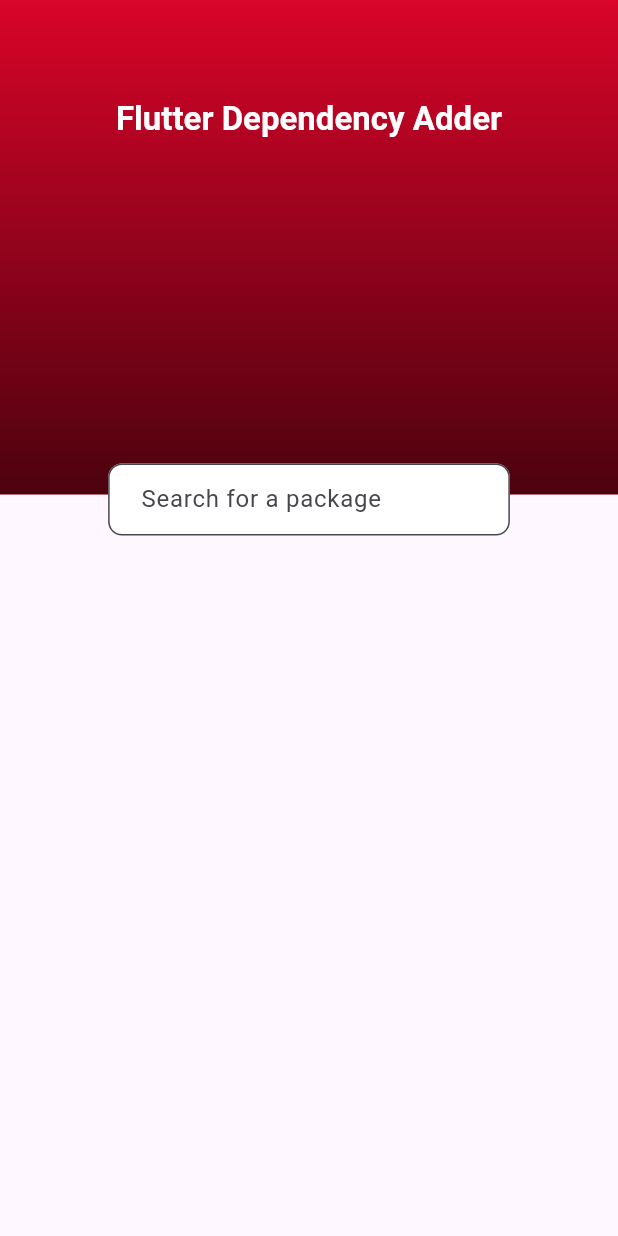
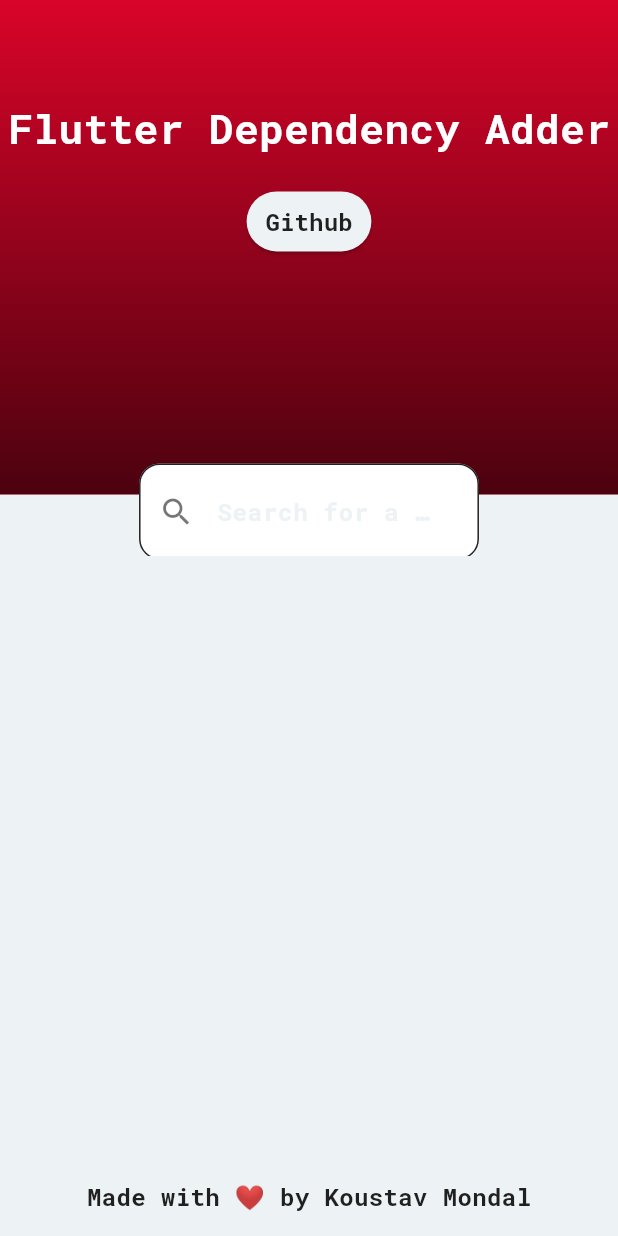
Before and after one commit to XxThunderBlastxX/flutter_dependency_adder, a Flutter app: the screen it shows after launch, on a phone screen of 412 x 824 dp. Run offline on Flutter 3.47's test engine with Material 2 defaults, Android fonts, the phone set to English and light mode, and no system bars; our stand-ins replace flutter_riverpod, flutter_screenutil, go_router, google_fonts.

Commit message:
Modified home UI

```diff
--- a/lib/src/app/app.dart
+++ b/lib/src/app/app.dart
@@ -2,6 +2,7 @@
 import 'package:flutter_screenutil/flutter_screenutil.dart';
 
 import 'router/router.dart';
+import 'theme/theme.dart';
 
 class MyApp extends StatelessWidget {
   const MyApp({super.key});
@@ -13,10 +14,7 @@
       builder: (context, _) => MaterialApp.router(
         title: 'Flutter Demo',
         debugShowCheckedModeBanner: false,
-        theme: ThemeData(
-          colorScheme: ColorScheme.fromSeed(seedColor: Colors.deepPurple),
-          useMaterial3: true,
-        ),
+        theme: AppTheme.theme,
         routerDelegate: AppRouter().router.routerDelegate,
         routeInformationParser: AppRouter().router.routeInformationParser,
         routeInformationProvider: AppRouter().router.routeInformationProvider,
--- /dev/null
+++ b/lib/src/app/theme/theme.dart
@@ -0,0 +1,40 @@
+import 'package:flutter/material.dart';
+import 'package:flutter_screenutil/flutter_screenutil.dart';
+import 'package:google_fonts/google_fonts.dart';
+
+class AppTheme {
+  static ThemeData theme = ThemeData(
+    scaffoldBackgroundColor: const Color(0xFFEDF2F4),
+    useMaterial3: true,
+    colorScheme: const ColorScheme(
+      brightness: Brightness.light,
+      primary: Colors.black87,
+      onPrimary: Colors.black87,
+      secondary: Color(0xFFD90429),
+      onSecondary: Color(0xFFD90429),
+      error: Colors.red,
+      onError: Colors.red,
+      background: Color(0xFFEDF2F4),
+      onBackground: Color(0xFFEDF2F4),
+      surface: Color(0xFFEDF2F4),
+      onSurface: Color(0xFFEDF2F4),
+    ),
+    textTheme: TextTheme(
+      labelLarge: GoogleFonts.robotoMono(
+        fontSize: 24.sp,
+        fontWeight: FontWeight.bold,
+        color: Colors.black87,
+      ),
+      labelMedium: GoogleFonts.robotoMono(
+        fontSize: 18.sp,
+        fontWeight: FontWeight.bold,
+        color: Colors.black87,
+      ),
+      labelSmall: GoogleFonts.robotoMono(
+        fontSize: 14.sp,
+        fontWeight: FontWeight.bold,
+        color: Colors.black87,
+      ),
+    ),
+  );
+}
--- a/lib/src/feature/home/presentation/home_page.dart
+++ b/lib/src/feature/home/presentation/home_page.dart
@@ -1,4 +1,5 @@
 import 'package:flutter/material.dart';
+import 'package:flutter_dependency_adder/src/app/theme/theme.dart';
 import 'package:flutter_riverpod/flutter_riverpod.dart';
 import 'package:flutter_screenutil/flutter_screenutil.dart';
 
@@ -12,7 +13,7 @@
         children: [
           SizedBox(
             width: double.infinity,
-            height: 0.65.sh,
+            height: 0.45.sh,
             child: Stack(
               alignment: Alignment.topCenter,
               children: [
@@ -39,30 +40,49 @@
                   top: 0.08.sh,
                   child: Text(
                     'Flutter Dependency Adder',
-                    style: Theme.of(context).textTheme.headline6!.copyWith(
-                          color: Colors.white,
-                          fontWeight: FontWeight.bold,
-                        ),
+                    style: AppTheme.theme.textTheme.labelLarge!.copyWith(
+                      color: Colors.white,
+                    ),
+                  ),
+                ),
+                Positioned(
+                  top: 0.15.sh,
+                  child: ElevatedButton(
+                    onPressed: () {},
+                    child: Text(
+                      'Github',
+                      style: AppTheme.theme.textTheme.labelSmall!.copyWith(
+                        color: Colors.black87,
+                      ),
+                    ),
                   ),
                 ),
                 Positioned(
                   top: 0.375.sh,
                   child: SizedBox(
-                    width: 0.65.sw,
-                    height: 0.08.sh,
+                    width: 0.55.sw,
+                    height: 0.2.sh,
                     child: TextField(
+                      style: AppTheme.theme.textTheme.labelSmall,
                       decoration: InputDecoration(
                         fillColor: Colors.white,
                         filled: true,
                         hintText: 'Search for a package',
                         contentPadding: const EdgeInsets.symmetric(
-                          horizontal: 18,
-                          vertical: 8,
+                            horizontal: 20, vertical: 20),
+                        focusedBorder: OutlineInputBorder(
+                          borderRadius: BorderRadius.circular(12.r),
+                          borderSide: const BorderSide(color: Colors.black87),
                         ),
-                        border: OutlineInputBorder(
-                          borderRadius: BorderRadius.circular(8.r),
-                          borderSide: BorderSide(
-                            color: Colors.black87,
+                        enabledBorder: OutlineInputBorder(
+                          borderRadius: BorderRadius.circular(12.r),
+                          borderSide: const BorderSide(color: Colors.black87),
+                        ),
+                        prefixIcon: const Padding(
+                          padding: EdgeInsets.only(left: 12.0, right: 10.0),
+                          child: Icon(
+                            Icons.search,
+                            color: Colors.black54,
                           ),
                         ),
                       ),
@@ -72,6 +92,13 @@
               ],
             ),
           ),
+          const Spacer(),
+          Text(
+            'Made with ❤️ by Koustav Mondal',
+            style: AppTheme.theme.textTheme.labelSmall!
+                .copyWith(color: Colors.black87),
+          ),
+          12.verticalSpace,
         ],
       ),
     );
--- a/pubspec.yaml
+++ b/pubspec.yaml
@@ -39,6 +39,7 @@
   # The following adds the Cupertino Icons font to your application.
   # Use with the CupertinoIcons class for iOS style icons.
   cupertino_icons: ^1.0.2
+  google_fonts: ^5.1.0
 
 dev_dependencies:
   flutter_test:
```
Also changed, not shown: pubspec.lock.
